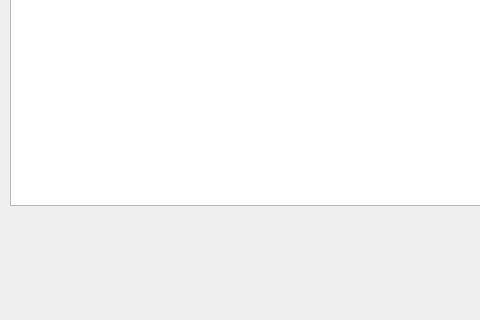
This is uilistuser.ui in MohamedSadio/banking-system as Qt 5 draws it before an edit; both pictures show x 0 to 480 and y 630 to 950 of the 1280 by 950 pixel window. The edited form follows.
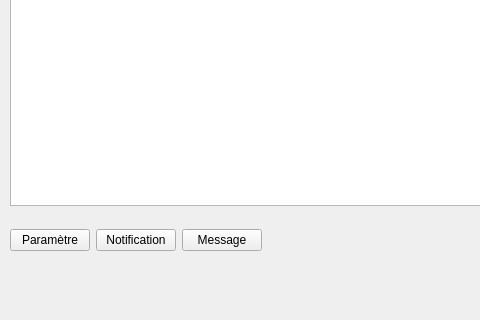
This is the edited form.

Commit message: Switch interface

```diff
--- a/uilistuser.ui
+++ b/uilistuser.ui
@@ -105,6 +105,27 @@
      </rect>
     </property>
     <layout class="QHBoxLayout" name="horizontalLayoutButtons">
+     <item>
+      <widget class="QPushButton" name="pushButtonSettings">
+       <property name="text">
+        <string>Paramètre</string>
+       </property>
+      </widget>
+     </item>
+     <item>
+      <widget class="QPushButton" name="pushButtonNotification">
+       <property name="text">
+        <string>Notification</string>
+       </property>
+      </widget>
+     </item>
+     <item>
+      <widget class="QPushButton" name="pushButtonMessage">
+       <property name="text">
+        <string>Message</string>
+       </property>
+      </widget>
+     </item>
      <item>
       <spacer name="horizontalSpacer_2">
        <property name="orientation">
```
The commit also changes 6 other files.
